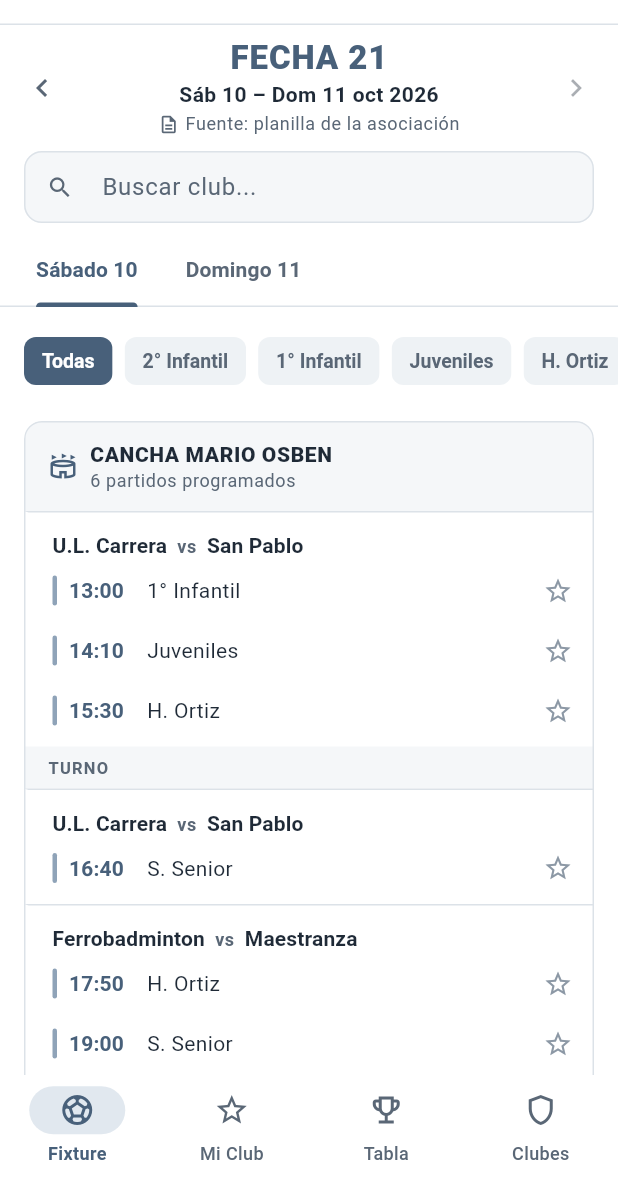
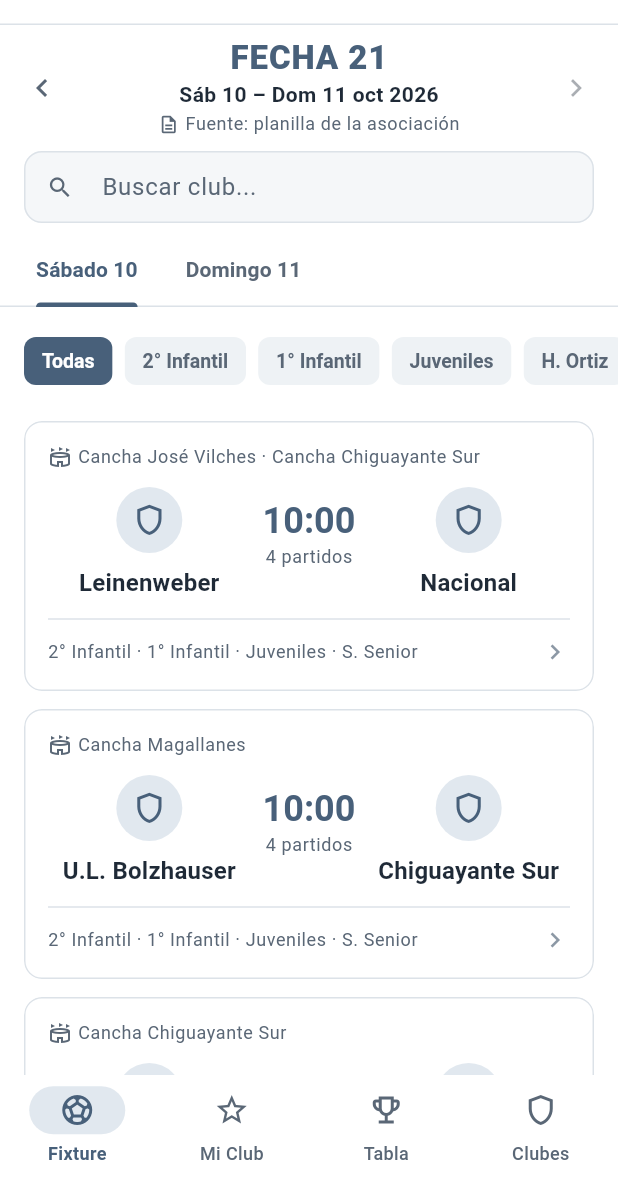
Before and after one commit to DigitalSoccer/DigitalSoccer, a Flutter app: the screen it shows after launch, on a phone screen of 412 x 824 dp, the part 59-1236 px from its top. Run offline on Flutter 3.47's test engine with Material 3 defaults, Android fonts, the phone set to English and light mode, and no system bars; our stand-ins replace shared_preferences.

Commit message:
Fixture por cruce con tarjetas clásicas y pantalla de detalle
- La lista muestra una tarjeta por cruce del día (local vs visita),
  ordenada por hora: cancha arriba, equipos a los lados, hora del
  primer partido al centro y series abajo.
- Al tocarla se abre "Partido": encabezado con fecha y estado, los dos
  equipos y, por cancha, los horarios de cada serie con favorito.
  El detalle muestra todas las series aunque la lista esté filtrada.
- Matchup.fromDay reemplaza la agrupación por filas consecutivas:
  reúne el cruce aunque esté en distintos turnos o canchas.
- Pruebas de agrupación, orden, detalle, filtro y Mi Club (69 en total).

Co-Authored-By: Claude Opus 5.5 <noreply@anthropic.com>

```diff
--- a/lib/models/match.dart
+++ b/lib/models/match.dart
@@ -159,30 +159,82 @@ class MatchDay {
   }
 }
 
-/// Partidos consecutivos del mismo cruce, como la planilla los escribe:
-/// el primero con los equipos y los siguientes con la fila en blanco.
-class MatchupGroup {
-  final List<Match> matches;
+/// Un partido dentro de un cruce, con la cancha donde se juega.
+class MatchupEntry {
+  final Match match;
+  final String fieldName;
 
-  MatchupGroup(this.matches);
+  MatchupEntry(this.match, this.fieldName);
+}
 
-  Match get first => matches.first;
+/// Cruce del día: todos los partidos (series) de un mismo local contra un
+/// mismo visitante, aunque estén en bloques o canchas distintas.
+class Matchup {
+  final List<MatchupEntry> entries;
 
-  static List<MatchupGroup> consecutive(List<Match> matches) {
-    final groups = <MatchupGroup>[];
+  Matchup(this.entries);
 
-    for (final match in matches) {
-      final last = groups.isEmpty ? null : groups.last.first;
+  Match get first => entries.first.match;
 
-      if (last != null &&
-          last.homeId == match.homeId &&
-          last.awayId == match.awayId) {
-        groups.last.matches.add(match);
-      } else {
-        groups.add(MatchupGroup([match]));
+  String get home => first.home;
+  String get homeId => first.homeId;
+  String get away => first.away;
+  String get awayId => first.awayId;
+
+  /// Hora del primer partido del cruce.
+  String get firstTime => entries.first.match.time;
+
+  /// Canchas del cruce, en orden de aparición.
+  List<String> get fieldNames => {
+        for (final e in entries) e.fieldName,
+      }.toList();
+
+  List<String> get categories => [
+        for (final e in entries) e.match.category,
+      ];
+
+  bool involves(String clubId) => first.involves(clubId);
+
+  /// Agrupa los partidos del día por cruce (local + visita), ordenados por
+  /// la hora de su primer partido. [map] transforma cada partido (p. ej.
+  /// cambios de estado) y [where] filtra antes de agrupar.
+  static List<Matchup> fromDay(
+    MatchDay day, {
+    Match Function(Match match)? map,
+    bool Function(Match match)? where,
+  }) {
+    final byKey = <String, List<MatchupEntry>>{};
+
+    for (final field in day.fields) {
+      for (final original in field.matches) {
+        final match = map == null ? original : map(original);
+
+        if (where != null && !where(match)) continue;
+
+        byKey
+            .putIfAbsent('${match.homeId}|${match.awayId}', () => [])
+            .add(MatchupEntry(match, field.fieldName));
       }
     }
 
-    return groups;
+    // Las horas vienen como HH:MM, así que el orden de texto es el horario.
+    // List.sort no es estable: se desempata por el orden de la planilla.
+    final matchups = byKey.values.map((entries) {
+      final indexed = entries.indexed.toList()
+        ..sort((a, b) {
+          final byTime = a.$2.match.time.compareTo(b.$2.match.time);
+          return byTime != 0 ? byTime : a.$1.compareTo(b.$1);
+        });
+      return Matchup([for (final e in indexed) e.$2]);
+    }).toList();
+
+    final order = {for (var i = 0; i < matchups.length; i++) matchups[i]: i};
+
+    matchups.sort((a, b) {
+      final byTime = a.firstTime.compareTo(b.firstTime);
+      return byTime != 0 ? byTime : order[a]!.compareTo(order[b]!);
+    });
+
+    return matchups;
   }
 }
--- a/lib/pages/home_page.dart
+++ b/lib/pages/home_page.dart
@@ -123,6 +123,7 @@ class _HomePageState extends State<HomePage> {
                 // La clave reinicia pestañas y filtros al cambiar de fecha.
                 key: ValueKey(round.round),
                 matchDays: round.days,
+                roundNumber: round.round,
                 searchQuery: searchQuery,
                 highlightClubId: data.favoriteClubId,
                 clubNames: {
--- /dev/null
+++ b/lib/pages/matchup_detail_page.dart
@@ -0,0 +1,227 @@
+import 'package:flutter/material.dart';
+
+import '../models/match.dart';
+import '../theme/app_theme.dart';
+import '../widgets/app_components.dart';
+import '../widgets/match_row.dart';
+
+/// Detalle de un cruce: los dos equipos y, por cancha, los horarios de cada
+/// serie hacia abajo.
+class MatchupDetailPage extends StatelessWidget {
+  final Matchup matchup;
+
+  /// Contexto mostrado arriba, p. ej. "Fecha 21 · Sábado 10 oct".
+  final String subtitle;
+
+  const MatchupDetailPage({
+    super.key,
+    required this.matchup,
+    required this.subtitle,
+  });
+
+  @override
+  Widget build(BuildContext context) {
+    final allNormal = matchup.entries.every(
+      (e) => e.match.status == 'normal',
+    );
+
+    return Scaffold(
+      appBar: AppBar(
+        title: const Text('Partido'),
+      ),
+      body: ListView(
+        padding: const EdgeInsets.only(bottom: AppSpacing.xl),
+        children: [
+          ContentWidth(
+            child: Card(
+              margin: const EdgeInsets.all(AppSpacing.lg),
+              child: Padding(
+                padding: const EdgeInsets.all(AppSpacing.lg),
+                child: Column(
+                  children: [
+                    Row(
+                      children: [
+                        Expanded(
+                          child: Text(
+                            subtitle,
+                            style: Theme.of(context)
+                                .textTheme
+                                .bodyMedium
+                                ?.copyWith(color: AppColors.textMuted),
+                          ),
+                        ),
+                        if (allNormal)
+                          Text(
+                            'Programado',
+                            style: Theme.of(context)
+                                .textTheme
+                                .bodyMedium
+                                ?.copyWith(fontWeight: FontWeight.w600),
+                          ),
+                      ],
+                    ),
+                    const SizedBox(height: AppSpacing.lg),
+                    MatchupScoreline(
+                      matchup: matchup,
+                      avatarSize: 64,
+                      center: Text(
+                        'vs',
+                        style: Theme.of(context)
+                            .textTheme
+                            .headlineMedium
+                            ?.copyWith(color: AppColors.textMuted),
+                      ),
+                    ),
+                  ],
+                ),
+              ),
+            ),
+          ),
+
+          for (final field in matchup.fieldNames)
+            ContentWidth(
+              child: _FieldMatches(
+                fieldName: field,
+                entries: matchup.entries
+                    .where((e) => e.fieldName == field)
+                    .toList(),
+              ),
+            ),
+        ],
+      ),
+    );
+  }
+}
+
+/// Fila clásica de marcador: local a la izquierda, visita a la derecha y
+/// [center] al medio (hora, "vs" o, a futuro, el resultado).
+class MatchupScoreline extends StatelessWidget {
+  final Matchup matchup;
+  final Widget center;
+  final double avatarSize;
+
+  const MatchupScoreline({
+    super.key,
+    required this.matchup,
+    required this.center,
+    this.avatarSize = 44,
+  });
+
+  @override
+  Widget build(BuildContext context) {
+    Widget team(String name) {
+      return Expanded(
+        child: Column(
+          children: [
+            ClubAvatar(size: avatarSize),
+            const SizedBox(height: AppSpacing.sm),
+            Text(
+              name,
+              textAlign: TextAlign.center,
+              maxLines: 2,
+              overflow: TextOverflow.ellipsis,
+              style: Theme.of(context).textTheme.titleMedium,
+            ),
+          ],
+        ),
+      );
+    }
+
+    return Row(
+      crossAxisAlignment: CrossAxisAlignment.start,
+      children: [
+        team(matchup.home),
+        Padding(
+          padding: EdgeInsets.only(
+            top: avatarSize * 0.15,
+            left: AppSpacing.sm,
+            right: AppSpacing.sm,
+          ),
+          child: center,
+        ),
+        team(matchup.away),
+      ],
+    );
+  }
+}
+
+class _FieldMatches extends StatelessWidget {
+  final String fieldName;
+  final List<MatchupEntry> entries;
+
+  const _FieldMatches({
+    required this.fieldName,
+    required this.entries,
+  });
+
+  @override
+  Widget build(BuildContext context) {
+    final textTheme = Theme.of(context).textTheme;
+
+    return Card(
+      margin: const EdgeInsets.fromLTRB(
+        AppSpacing.lg,
+        0,
+        AppSpacing.lg,
+        AppSpacing.md,
+      ),
+      child: Column(
+        crossAxisAlignment: CrossAxisAlignment.stretch,
+        children: [
+          Container(
+            color: AppColors.surfaceLow,
+            padding: const EdgeInsets.symmetric(
+              horizontal: AppSpacing.lg,
+              vertical: AppSpacing.md,
+            ),
+            child: Row(
+              children: [
+                const Icon(
+                  Icons.stadium_outlined,
+                  size: 20,
+                  color: AppColors.primary,
+                ),
+                const SizedBox(width: AppSpacing.sm),
+                Expanded(
+                  child: Text(
+                    fieldName,
+                    style: textTheme.titleSmall?.copyWith(
+                      fontWeight: FontWeight.w700,
+                    ),
+                  ),
+                ),
+                Text(
+                  entries.length == 1
+                      ? '1 partido'
+                      : '${entries.length} partidos',
+                  style: textTheme.bodySmall?.copyWith(
+                    color: AppColors.textMuted,
+                  ),
+                ),
+              ],
+            ),
+          ),
+          for (final entry in entries)
+            DecoratedBox(
+              decoration: const BoxDecoration(
+                border: Border(
+                  top: BorderSide(color: AppColors.border),
+                ),
+              ),
+              child: Padding(
+                padding: const EdgeInsets.symmetric(
+                  vertical: AppSpacing.xs,
+                ),
+                child: MatchRow(
+                  matchId: entry.match.id,
+                  time: entry.match.time,
+                  category: entry.match.category,
+                  status: entry.match.status,
+                ),
+              ),
+            ),
+        ],
+      ),
+    );
+  }
+}
--- a/lib/pages/my_club_page.dart
+++ b/lib/pages/my_club_page.dart
@@ -125,6 +125,7 @@ class _MyClubPageState extends State<MyClubPage> {
             Expanded(
               child: FixtureView(
                 matchDays: data.fixture.days,
+                roundNumber: data.fixture.round,
                 clubId: club.id,
               ),
             ),
--- a/lib/widgets/fixture_view.dart
+++ b/lib/widgets/fixture_view.dart
@@ -1,11 +1,11 @@
 import 'package:flutter/material.dart';
 import '../models/match.dart';
+import '../pages/matchup_detail_page.dart';
 import '../services/override_service.dart';
 import '../theme/app_theme.dart';
 import '../utils/fecha_format.dart';
 import 'app_components.dart';
 import 'async_views.dart';
-import 'match_row.dart';
 
 /// Orden de las series para el filtro (de menor a mayor). Las que no estén
 /// aquí se agregan al final en el orden en que aparecen.
@@ -21,8 +21,8 @@ const List<String> seriesOrder = [
   'Honor',
 ];
 
-/// Fixture con la misma estructura que la planilla de la asociación:
-/// día → cancha → bloques (turnos) → cruces con sus horarios y series.
+/// Fixture por cruce: una tarjeta por cada "local vs visita" del día. Al
+/// tocarla se abre el detalle con la cancha y los horarios de cada serie.
 class FixtureView extends StatefulWidget {
   final List<MatchDay> matchDays;
 
@@ -38,6 +38,9 @@ class FixtureView extends StatefulWidget {
   /// Nombres de clubes por id, para el aviso de "Libre".
   final Map<String, String> clubNames;
 
+  /// Número de fecha, para el encabezado del detalle.
+  final int? roundNumber;
+
   const FixtureView({
     super.key,
     required this.matchDays,
@@ -45,6 +48,7 @@ class FixtureView extends StatefulWidget {
     this.searchQuery,
     this.highlightClubId,
     this.clubNames = const {},
+    this.roundNumber,
   });
 
   @override
@@ -131,38 +135,49 @@ class _FixtureViewState extends State<FixtureView> {
     final serie = _serieByDay[index];
     final series = seriesOf(day);
 
-    final fieldCards = <Widget>[];
+    final matchups = Matchup.fromDay(
+      day,
+      map: OverrideService.apply,
+      where: (m) => matchesFilter(m, serie),
+    );
 
-    for (final field in day.fields) {
-      final blocks = <List<Match>>[];
-      final turnos = <String?>[];
+    // El detalle muestra todas las series del cruce, aunque la lista esté
+    // filtrada por una serie: el filtro solo sirve para encontrarlo.
+    final complete = {
+      for (final m in Matchup.fromDay(
+        day,
+        map: OverrideService.apply,
+        where: (m) => matchesFilter(m, null),
+      ))
+        '${m.homeId}|${m.awayId}': m,
+    };
 
-      for (final block in field.blocks) {
-        final matches = block.matches
-            .map(OverrideService.apply)
-            .where((m) => matchesFilter(m, serie))
-            .toList();
+    // Con el filtro de club todos los cruces son suyos: no se resalta.
+    final highlight =
+    widget.clubId == null ? widget.highlightClubId : null;
 
-        if (matches.isEmpty) continue;
+    final subtitle = [
+      if (widget.roundNumber != null) 'Fecha ${widget.roundNumber}',
+      dayLabel(day),
+    ].join(' · ');
 
-        blocks.add(matches);
-        turnos.add(block.turno);
-      }
-
-      if (blocks.isEmpty) continue;
-
-      fieldCards.add(
-        _FieldCard(
-          fieldName: field.fieldName,
-          blocks: blocks,
-          turnos: turnos,
-          showTurnos: field.hasTurnos,
-          // Con el filtro de club todos los cruces son suyos: no se resalta.
-          highlightClubId:
-          widget.clubId == null ? widget.highlightClubId : null,
+    final cards = [
+      for (final matchup in matchups)
+        _MatchupCard(
+          matchup: matchup,
+          highlighted: highlight != null && matchup.involves(highlight),
+          onTap: () => Navigator.push(
+            context,
+            MaterialPageRoute(
+              builder: (_) => MatchupDetailPage(
+                matchup:
+                complete['${matchup.homeId}|${matchup.awayId}'] ?? matchup,
+                subtitle: subtitle,
               ),
-      );
-    }
+            ),
+          ),
+        ),
+    ];
 
     final byes = day.byeClubIds
         .map((id) => widget.clubNames[id] ?? id)
@@ -184,7 +199,7 @@ class _FixtureViewState extends State<FixtureView> {
             ),
           ),
 
-        if (fieldCards.isEmpty)
+        if (cards.isEmpty)
           Padding(
             padding: const EdgeInsets.only(top: AppSpacing.xl),
             child: EmptyView(
@@ -193,7 +208,7 @@ class _FixtureViewState extends State<FixtureView> {
             ),
           )
         else
-          ...fieldCards.map((card) => ContentWidth(child: card)),
+          ...cards.map((card) => ContentWidth(child: card)),
 
         if (byes.isNotEmpty && widget.clubId == null)
           ContentWidth(
@@ -255,43 +270,23 @@ class _SerieFilter extends StatelessWidget {
   }
 }
 
-class _FieldCard extends StatelessWidget {
-  final String fieldName;
-  final List<List<Match>> blocks;
-  final List<String?> turnos;
-  final bool showTurnos;
-  final String? highlightClubId;
+/// Tarjeta clásica de un cruce: cancha arriba, equipos a los lados y la
+/// hora del primer partido al centro. Al tocarla se abre el detalle.
+class _MatchupCard extends StatelessWidget {
+  final Matchup matchup;
+  final bool highlighted;
+  final VoidCallback onTap;
 
-  const _FieldCard({
-    required this.fieldName,
-    required this.blocks,
-    required this.turnos,
-    required this.showTurnos,
-    required this.highlightClubId,
+  const _MatchupCard({
+    required this.matchup,
+    required this.highlighted,
+    required this.onTap,
   });
 
   @override
   Widget build(BuildContext context) {
     final textTheme = Theme.of(context).textTheme;
-    final count = blocks.fold<int>(0, (sum, b) => sum + b.length);
-
-    final children = <Widget>[];
-
-    for (var i = 0; i < blocks.length; i++) {
-      for (final group in MatchupGroup.consecutive(blocks[i])) {
-        children.add(
-          _MatchupTile(
-            group: group,
-            highlighted: highlightClubId != null &&
-                group.first.involves(highlightClubId!),
-          ),
-        );
-      }
-
-      if (showTurnos) {
-        children.add(_TurnoDivider(turno: turnos[i]));
-      }
-    }
+    final count = matchup.entries.length;
 
     return Card(
       margin: const EdgeInsets.fromLTRB(
@@ -300,107 +295,32 @@ class _FieldCard extends StatelessWidget {
         AppSpacing.lg,
         0,
       ),
+      shape: highlighted
+          ? RoundedRectangleBorder(
+              borderRadius: BorderRadius.circular(AppRadius.md),
+              side: const BorderSide(color: AppColors.primary, width: 1.5),
+            )
+          : null,
+      child: InkWell(
+        onTap: onTap,
+        child: Padding(
+          padding: const EdgeInsets.all(AppSpacing.lg),
           child: Column(
-        crossAxisAlignment: CrossAxisAlignment.stretch,
             children: [
-          Container(
-            color: AppColors.surfaceLow,
-            padding: const EdgeInsets.symmetric(
-              horizontal: AppSpacing.lg,
-              vertical: AppSpacing.md,
-            ),
-            child: Row(
+              Row(
                 children: [
                   const Icon(
                     Icons.stadium_outlined,
-                  size: 20,
-                  color: AppColors.primary,
+                    size: 16,
+                    color: AppColors.textMuted,
                   ),
-                const SizedBox(width: AppSpacing.sm),
+                  const SizedBox(width: AppSpacing.xs),
                   Expanded(
-                  child: Column(
-                    crossAxisAlignment: CrossAxisAlignment.start,
-                    children: [
-                      Text(
-                        fieldName.toUpperCase(),
-                        style: textTheme.titleSmall?.copyWith(
-                          fontWeight: FontWeight.w800,
-                          letterSpacing: 0.4,
-                        ),
-                      ),
-                      Text(
-                        '$count partidos programados',
+                    child: Text(
+                      matchup.fieldNames.join(' · '),
+                      overflow: TextOverflow.ellipsis,
                       style: textTheme.bodySmall?.copyWith(
                         color: AppColors.textMuted,
-                        ),
-                      ),
-                    ],
-                  ),
-                ),
-              ],
-            ),
-          ),
-          ...children,
-        ],
-      ),
-    );
-  }
-}
-
-/// Un cruce con todas sus series, como lo agrupa la planilla.
-class _MatchupTile extends StatelessWidget {
-  final MatchupGroup group;
-  final bool highlighted;
-
-  const _MatchupTile({
-    required this.group,
-    required this.highlighted,
-  });
-
-  @override
-  Widget build(BuildContext context) {
-    final textTheme = Theme.of(context).textTheme;
-    final first = group.first;
-
-    return Container(
-      decoration: BoxDecoration(
-        color: highlighted ? AppColors.primaryContainer : null,
-        border: Border(
-          top: const BorderSide(color: AppColors.border),
-          left: BorderSide(
-            color: highlighted ? AppColors.primary : Colors.transparent,
-            width: 3,
-          ),
-        ),
-      ),
-      padding: const EdgeInsets.only(
-        top: AppSpacing.md,
-        bottom: AppSpacing.xs,
-      ),
-      child: Column(
-        crossAxisAlignment: CrossAxisAlignment.stretch,
-        children: [
-          Padding(
-            padding: const EdgeInsets.symmetric(horizontal: AppSpacing.lg),
-            child: Row(
-              children: [
-                Expanded(
-                  child: Text.rich(
-                    TextSpan(
-                      children: [
-                        TextSpan(text: first.home),
-                        TextSpan(
-                          text: '  vs  ',
-                          style: textTheme.bodySmall?.copyWith(
-                            color: AppColors.textMuted,
-                            fontWeight: FontWeight.w600,
-                          ),
-                        ),
-                        TextSpan(text: first.away),
-                      ],
-                    ),
-                    style: textTheme.titleSmall?.copyWith(
-                      fontWeight: FontWeight.w700,
                       ),
                     ),
                   ),
@@ -425,38 +345,51 @@ class _MatchupTile extends StatelessWidget {
                     ),
                 ],
               ),
+
+              const SizedBox(height: AppSpacing.md),
+
+              MatchupScoreline(
+                matchup: matchup,
+                center: Column(
+                  children: [
+                    Text(
+                      matchup.firstTime,
+                      style: textTheme.headlineSmall?.copyWith(
+                        fontWeight: FontWeight.w700,
+                        color: AppColors.primary,
                       ),
-          for (final match in group.matches)
-            MatchRow(
-              matchId: match.id,
-              time: match.time,
-              category: match.category,
-              status: match.status,
+                    ),
+                    Text(
+                      count == 1 ? '1 partido' : '$count partidos',
+                      style: textTheme.bodySmall?.copyWith(
+                        color: AppColors.textMuted,
+                      ),
                     ),
                   ],
                 ),
-    );
-  }
-}
+              ),
 
-class _TurnoDivider extends StatelessWidget {
-  final String? turno;
+              const Divider(height: AppSpacing.xl),
 
-  const _TurnoDivider({required this.turno});
-
-  @override
-  Widget build(BuildContext context) {
-    return Container(
-      color: AppColors.surfaceLow,
-      padding: const EdgeInsets.symmetric(
-        horizontal: AppSpacing.lg,
-        vertical: AppSpacing.xs + 2,
+              Row(
+                children: [
+                  Expanded(
+                    child: Text(
+                      matchup.categories.join(' · '),
+                      style: textTheme.bodySmall?.copyWith(
+                        color: AppColors.textMuted,
                       ),
-      child: Text(
-        turno == null ? 'TURNO' : 'TURNO: ${turno!.toUpperCase()}',
-        style: Theme.of(context).textTheme.labelSmall?.copyWith(
-              fontWeight: FontWeight.w700,
-              letterSpacing: 0.8,
+                    ),
+                  ),
+                  const Icon(
+                    Icons.chevron_right,
+                    size: 20,
+                    color: AppColors.outline,
+                  ),
+                ],
+              ),
+            ],
+          ),
         ),
       ),
     );
--- a/lib/widgets/match_row.dart
+++ b/lib/widgets/match_row.dart
@@ -5,7 +5,7 @@ import '../theme/app_theme.dart';
 import 'app_components.dart';
 
 /// Una línea del fixture, como en la planilla: hora y serie de un partido.
-/// Los equipos se muestran en el encabezado del cruce (`MatchupGroup`).
+/// Los equipos se muestran en el encabezado del cruce (`Matchup`).
 class MatchRow extends StatefulWidget {
   final String matchId;
   final String time;
```
Also changed, not shown: 4 other files. Lines whose indentation alone changed are shown as unchanged.
